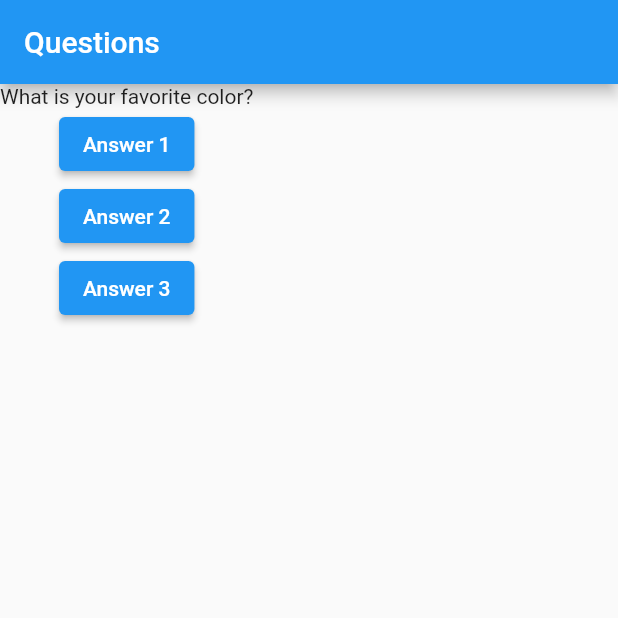
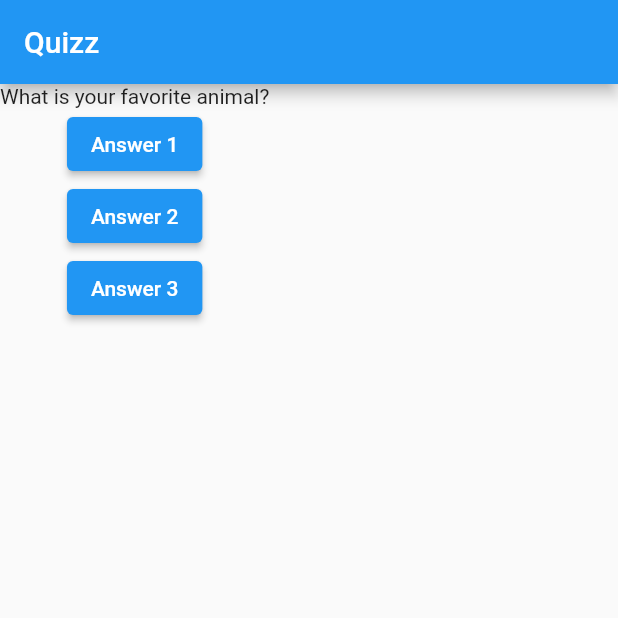
Before and after one commit to GabrielFdoVal/projteto_perguntas, a Flutter app: the screen it shows after launch, after a tap on "Answer 1", on a phone screen of 412 x 824 dp, the top half of it. Run offline on Flutter 3.47's test engine with Material 2 defaults, Android fonts, the phone set to English and light mode, and no system bars.

Commit message:
Learned about "StatelessWidget" and "StatefulWidget".
Implemented a class StatefulWidget,
and now is possible to change de question
pressing any button

```diff
--- a/lib/main.dart
+++ b/lib/main.dart
@@ -5,26 +5,31 @@ main() {
   runApp(PerguntaApp());
 }
 
-@override
-class PerguntaApp extends StatelessWidget {
+class PerguntaAppState extends State<PerguntaApp> {
+  int selected_answer = 0;
+
   void answer() {
+    setState(() {
+      selected_answer++;
+    });
     print("Answered");
   }
 
+  @override
   Widget build(BuildContext context) {
-    final questions = [
+    final List<String> questions = [
       "What is your favorite color?",
-      "What is your favorite animal?"
+      "What is your favorite animal?",
     ];
 
     return MaterialApp(
       home: Scaffold(
         appBar: AppBar(
-          title: Text('Questions'),
+          title: Text("Quizz"),
         ),
         body: Column(
           children: <Widget>[
-            Text(questions[0]),
+            Text(questions[selected_answer]),
             ElevatedButton(
               child: Text("Answer 1"),
               onPressed: answer,
@@ -43,3 +48,10 @@ class PerguntaApp extends StatelessWidget {
     );
   }
 }
+
+class PerguntaApp extends StatefulWidget {
+  @override
+  PerguntaAppState createState() {
+    return PerguntaAppState();
+  }
+}
```
